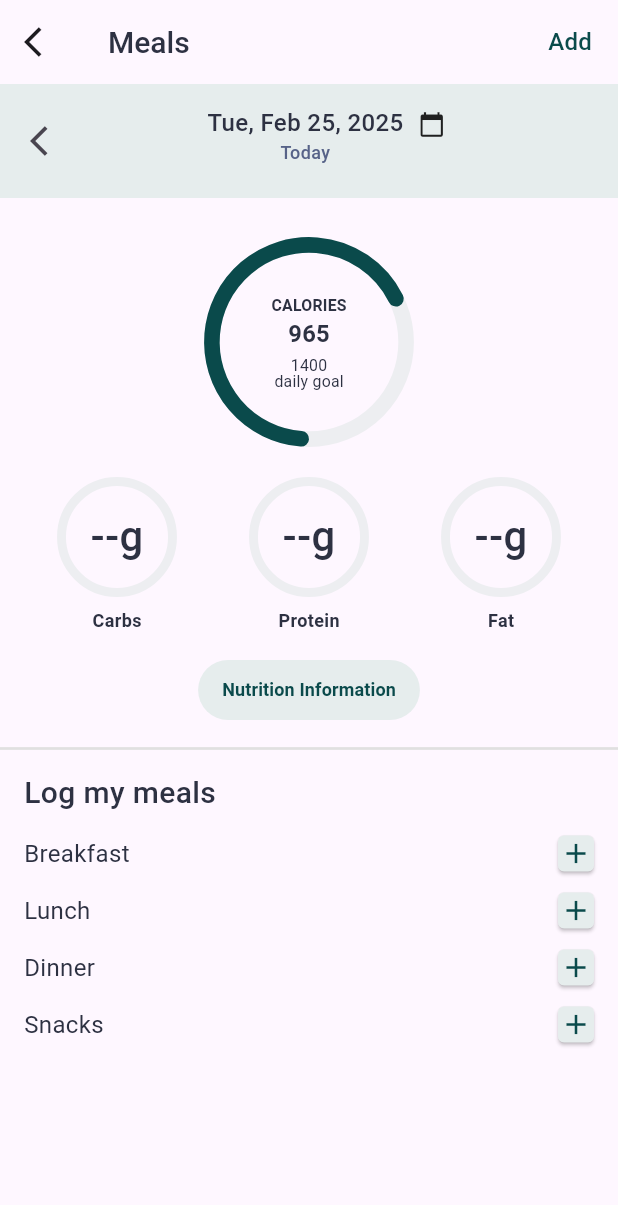
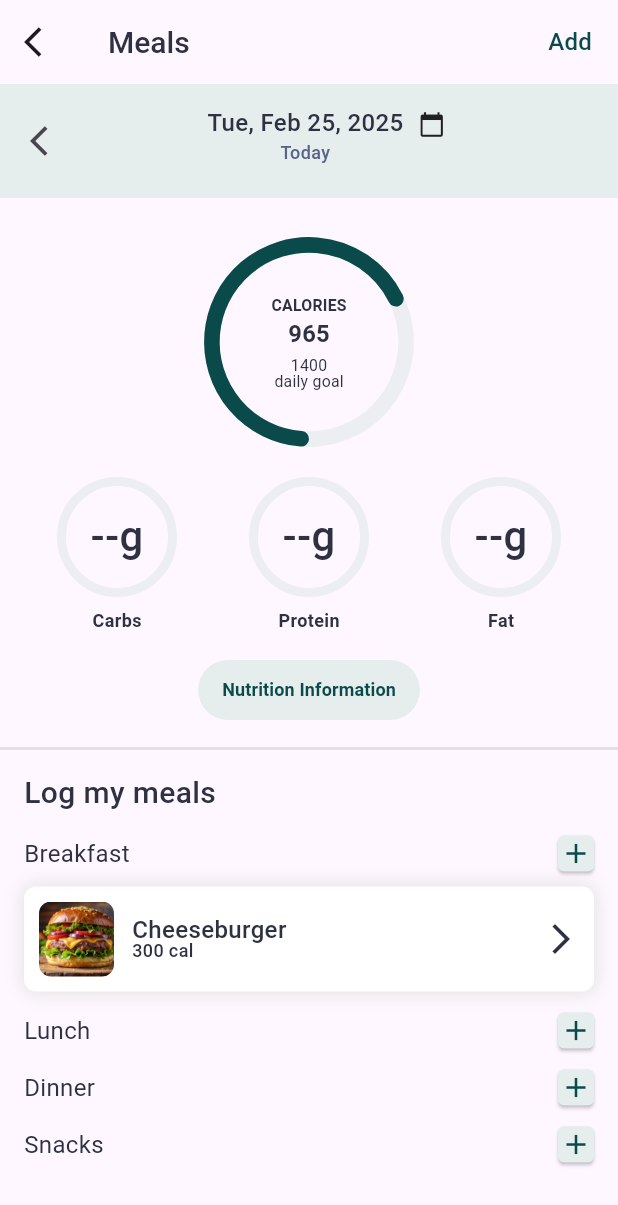
Before and after one commit to RancellTapia/Meals_App, a Flutter app: the screen it shows after launch, after a tap on the "add" icon, on a phone screen of 412 x 824 dp. Shown: the top 1205 px of the screen. Run offline on Flutter 3.47's test engine with Material 3 defaults, Android fonts, the phone set to English and light mode, and no system bars; our stand-ins replace go_router, syncfusion_flutter_charts.

Commit message:
[ADD] Adding Meal Card on Home Screen

```diff
--- a/lib/presentation/screens/home/widget/log_meals.dart
+++ b/lib/presentation/screens/home/widget/log_meals.dart
@@ -1,12 +1,9 @@
 import 'package:flutter/material.dart';
-
 import 'package:meals/config/models/models.dart';
 import 'package:meals/presentation/screens/home/widget/widget.dart';
 
 class LogMeals extends StatelessWidget {
-  const LogMeals({
-    super.key,
-  });
+  const LogMeals({super.key});
 
   @override
   Widget build(BuildContext context) {
@@ -25,18 +22,10 @@ class LogMeals extends StatelessWidget {
                 fontWeight: FontWeight.w500,
               ),
             ),
-            MealType(
-              mealType: 'Breakfast',
-            ),
-            MealType(
-              mealType: 'Lunch',
-            ),
-            MealType(
-              mealType: 'Dinner',
-            ),
-            MealType(
-              mealType: 'Snacks',
-            )
+            MealType(mealType: 'Breakfast'),
+            MealType(mealType: 'Lunch'),
+            MealType(mealType: 'Dinner'),
+            MealType(mealType: 'Snacks'),
           ],
         ),
       ),
@@ -44,27 +33,42 @@ class LogMeals extends StatelessWidget {
   }
 }
 
-class MealType extends StatelessWidget {
+class MealType extends StatefulWidget {
   final String mealType;
 
-  const MealType({
-    super.key,
-    required this.mealType,
+  const MealType({super.key, required this.mealType});
+
+  @override
+  _MealTypeState createState() => _MealTypeState();
+}
+
+class _MealTypeState extends State<MealType> {
+  final List<MealCard> meals = [];
+
+  void _addMeal() {
+    setState(() {
+      meals.add(MealCard(mealType: widget.mealType)); //
     });
+  }
 
   @override
   Widget build(BuildContext context) {
-    return Row(
+    return Column(
+      children: [
+        Row(
           mainAxisAlignment: MainAxisAlignment.spaceBetween,
           children: [
             Text(
-          mealType,
+              widget.mealType,
               style: AppTypography.body.copyWith(
                 color: AppColors.textPrimary,
                 fontWeight: FontWeight.w400,
               ),
             ),
-        AddButton(onPressed: () {})
+            AddButton(onPressed: _addMeal),
+          ],
+        ),
+        Column(children: meals),
       ],
     );
   }
--- /dev/null
+++ b/lib/presentation/screens/home/widget/meal_card.dart
@@ -0,0 +1,60 @@
+import 'package:flutter/material.dart';
+import 'package:meals/config/models/models.dart';
+
+class MealCard extends StatelessWidget {
+  final String mealType;
+
+  const MealCard({super.key, required this.mealType});
+
+  @override
+  Widget build(BuildContext context) {
+    return Container(
+      margin: const EdgeInsets.only(top: 10),
+      padding: const EdgeInsets.all(10),
+      decoration: BoxDecoration(
+        color: AppColors.background,
+        borderRadius: BorderRadius.circular(8),
+        boxShadow: [
+          BoxShadow(
+              color: Colors.grey[300] ?? Colors.grey,
+              blurRadius: 10,
+              spreadRadius: 0.5),
+        ],
+      ),
+      child: Row(
+        mainAxisAlignment: MainAxisAlignment.spaceBetween,
+        children: [
+          ClipRRect(
+            borderRadius: BorderRadius.circular(8),
+            child: Image.asset('assets/images/cheeseburger.jpg',
+                width: 50, height: 50, fit: BoxFit.cover),
+          ),
+          SizedBox(width: 12),
+          Column(
+            crossAxisAlignment: CrossAxisAlignment.start,
+            children: [
+              Text(
+                'Cheeseburger',
+                style: AppTypography.body.copyWith(
+                  color: AppColors.textPrimary,
+                  fontWeight: FontWeight.w500,
+                  height: 1.0,
+                ),
+              ),
+              Text(
+                '300 cal',
+                style: AppTypography.captionStyle.copyWith(
+                  color: AppColors.textPrimary,
+                  fontWeight: FontWeight.w500,
+                  height: 1.0,
+                ),
+              ),
+            ],
+          ),
+          Expanded(child: SizedBox()),
+          Icon(Icons.arrow_forward_ios, color: AppColors.textPrimary),
+        ],
+      ),
+    );
+  }
+}
--- a/lib/presentation/screens/home/widget/widget.dart
+++ b/lib/presentation/screens/home/widget/widget.dart
@@ -2,6 +2,7 @@ export 'package:meals/presentation/screens/home/widget/add_button.dart';
 export 'package:meals/presentation/screens/home/widget/date_widget.dart';
 export 'package:meals/presentation/screens/home/widget/graphic_info.dart';
 export 'package:meals/presentation/screens/home/widget/log_meals.dart';
+export 'package:meals/presentation/screens/home/widget/meal_card.dart';
 export 'package:meals/presentation/screens/home/widget/meal_details_modal.dart';
 export 'package:meals/presentation/screens/home/widget/nutrition_info_list.dart';
 export 'package:meals/presentation/screens/home/widget/rounded_button.dart';
--- a/pubspec.yaml
+++ b/pubspec.yaml
@@ -19,3 +19,6 @@ dev_dependencies:
 
 flutter:
   uses-material-design: true
+
+  assets:
+    - assets/images/
```
Also changed, not shown: assets/images/cheeseburger.jpg (added). Lines whose indentation alone changed are shown as unchanged.
